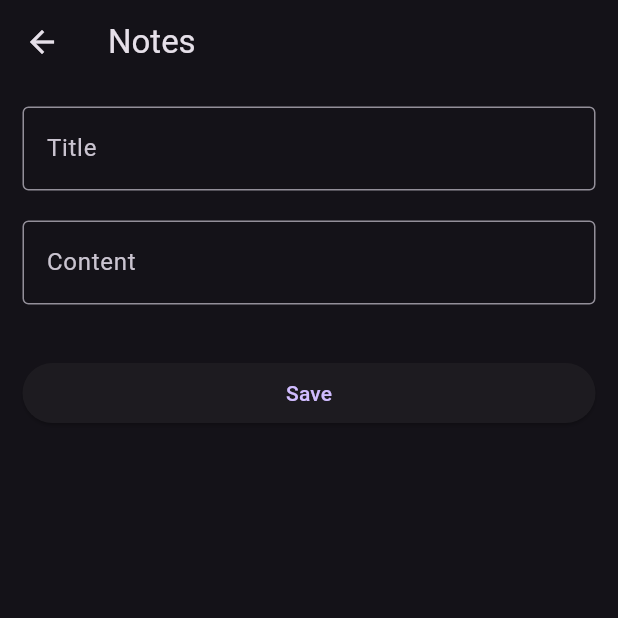
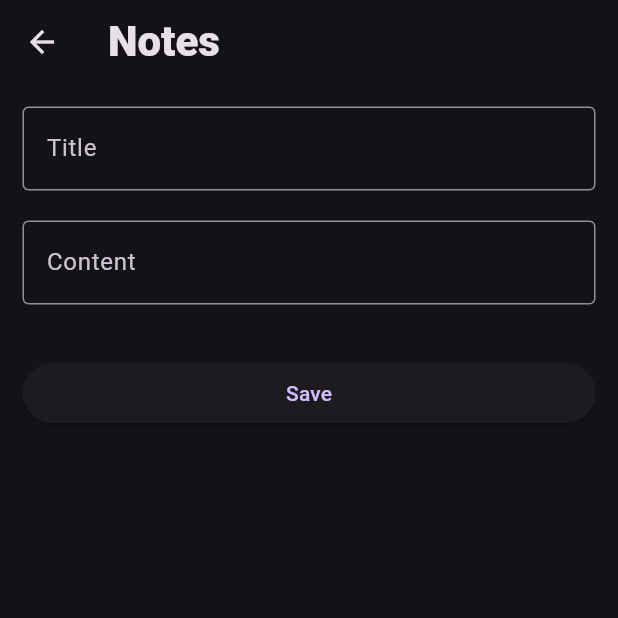
Before and after one commit to Aldhernlopez/workshop_notes_demo, a Flutter app: the screen it shows after launch, after a tap on the "add" icon, on a phone screen of 412 x 824 dp, the top half of it. Run offline on Flutter 3.47's test engine with Material 3 defaults, Android fonts, the phone set to English and light mode, and no system bars.

Commit message:
Minor UI Improvements

```diff
--- a/lib/screens/add.dart
+++ b/lib/screens/add.dart
@@ -28,7 +28,12 @@ class _AddScreenState extends State<AddScreen> {
 
     return Scaffold(
       appBar: AppBar(
-        title: const Text("Notes"),
+        title: const Text("Notes",
+          style: TextStyle(
+              fontSize: 28,
+              fontWeight: FontWeight.w800
+          ),
+        ),
       ),
 
       body: SingleChildScrollView(
--- a/lib/screens/home.dart
+++ b/lib/screens/home.dart
@@ -11,7 +11,12 @@ class HomeScreen extends StatelessWidget {
 
     return Scaffold(
       appBar: AppBar(
-        title: const Text("Notes"),
+        title: const Text("Notes",
+          style: TextStyle(
+            fontSize: 28,
+            fontWeight: FontWeight.w800
+          ),
+        ),
         centerTitle: true,
       ),
       body: Padding(
```
Also changed, not shown: pubspec.lock.
